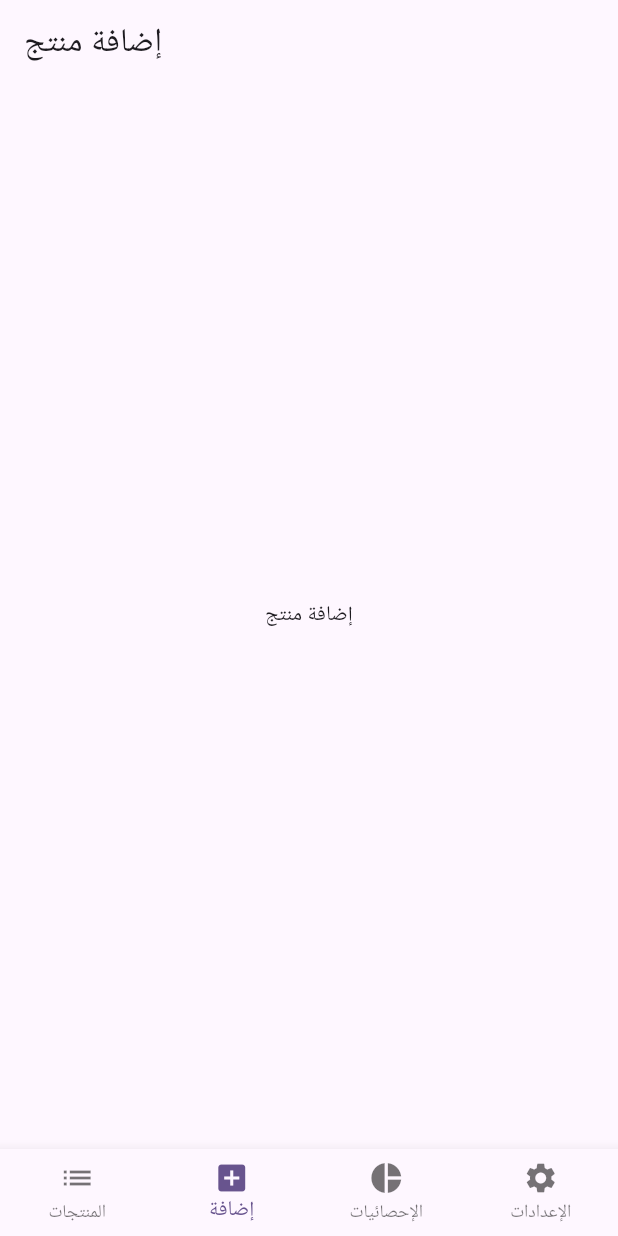
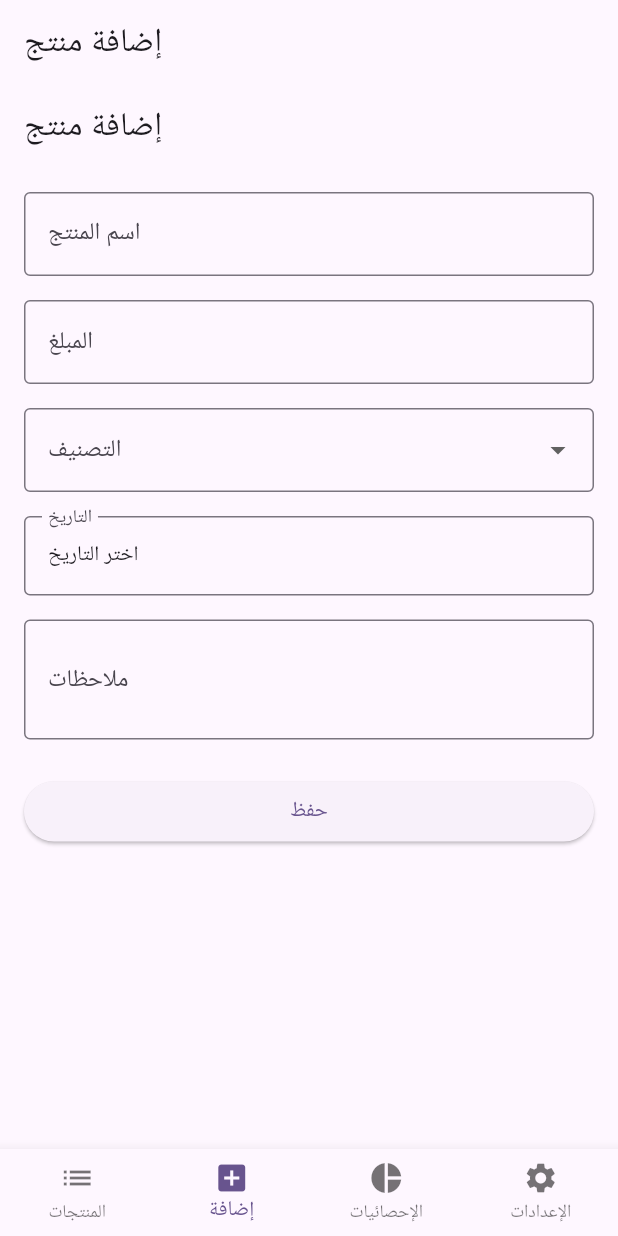
Before and after one commit to LakhalNasser/daily_expense_tracker, a Flutter app: the screen it shows after launch, item 2 of the bottom bar chosen, on a phone screen of 412 x 824 dp. Run offline on Flutter 3.47's test engine with Material 3 defaults, Android fonts, the phone set to English and light mode, and no system bars.

Commit message:
feat(add_product_screen): add product form fields (نشاء واجهة ضافة منتج مع الحقول المطلوبة)

```diff
--- /dev/null
+++ b/lib/screens/add_product_screen.dart
@@ -0,0 +1,134 @@
+import 'package:flutter/material.dart';
+
+class AddProductScreen extends StatefulWidget {
+  const AddProductScreen({Key? key}) : super(key: key);
+
+  @override
+  State<AddProductScreen> createState() => _AddProductScreenState();
+}
+
+class _AddProductScreenState extends State<AddProductScreen> {
+  final _formKey = GlobalKey<FormState>();
+  final TextEditingController _nameController = TextEditingController();
+  final TextEditingController _amountController = TextEditingController();
+  final TextEditingController _notesController = TextEditingController();
+  String? _selectedCategory;
+  DateTime? _selectedDate;
+
+  final List<String> _categories = [
+    'طعام',
+    'ملابس',
+    'إلكترونيات',
+    'ترفيه',
+    'أخرى',
+  ];
+
+  @override
+  void dispose() {
+    _nameController.dispose();
+    _amountController.dispose();
+    _notesController.dispose();
+    super.dispose();
+  }
+
+  Future<void> _pickDate() async {
+    final now = DateTime.now();
+    final picked = await showDatePicker(
+      context: context,
+      initialDate: _selectedDate ?? now,
+      firstDate: DateTime(now.year - 5),
+      lastDate: DateTime(now.year + 1),
+      locale: const Locale('ar'),
+    );
+    if (picked != null) {
+      setState(() {
+        _selectedDate = picked;
+      });
+    }
+  }
+
+  @override
+  Widget build(BuildContext context) {
+    return Scaffold(
+      appBar: AppBar(title: const Text('إضافة منتج')),
+      body: Padding(
+        padding: const EdgeInsets.all(16.0),
+        child: Form(
+          key: _formKey,
+          child: ListView(
+            children: [
+              TextFormField(
+                controller: _nameController,
+                decoration: const InputDecoration(
+                  labelText: 'اسم المنتج',
+                  border: OutlineInputBorder(),
+                ),
+                validator: (value) => value == null || value.isEmpty ? 'الرجاء إدخال اسم المنتج' : null,
+              ),
+              const SizedBox(height: 16),
+              TextFormField(
+                controller: _amountController,
+                keyboardType: TextInputType.number,
+                decoration: const InputDecoration(
+                  labelText: 'المبلغ',
+                  border: OutlineInputBorder(),
+                ),
+                validator: (value) => value == null || value.isEmpty ? 'الرجاء إدخال المبلغ' : null,
+              ),
+              const SizedBox(height: 16),
+              DropdownButtonFormField<String>(
+                value: _selectedCategory,
+                items: _categories.map((cat) => DropdownMenuItem(
+                  value: cat,
+                  child: Text(cat),
+                )).toList(),
+                decoration: const InputDecoration(
+                  labelText: 'التصنيف',
+                  border: OutlineInputBorder(),
+                ),
+                onChanged: (val) => setState(() => _selectedCategory = val),
+                validator: (value) => value == null ? 'اختر تصنيفًا' : null,
+              ),
+              const SizedBox(height: 16),
+              InkWell(
+                onTap: _pickDate,
+                child: InputDecorator(
+                  decoration: const InputDecoration(
+                    labelText: 'التاريخ',
+                    border: OutlineInputBorder(),
+                  ),
+                  child: Text(
+                    _selectedDate == null
+                        ? 'اختر التاريخ'
+                        : '${_selectedDate!.year}-${_selectedDate!.month.toString().padLeft(2, '0')}-${_selectedDate!.day.toString().padLeft(2, '0')}',
+                  ),
+                ),
+              ),
+              const SizedBox(height: 16),
+              TextFormField(
+                controller: _notesController,
+                decoration: const InputDecoration(
+                  labelText: 'ملاحظات',
+                  border: OutlineInputBorder(),
+                ),
+                maxLines: 2,
+              ),
+              const SizedBox(height: 24),
+              ElevatedButton(
+                onPressed: () {
+                  if (_formKey.currentState!.validate()) {
+                    // سيتم الحفظ لاحقًا
+                    ScaffoldMessenger.of(context).showSnackBar(
+                      const SnackBar(content: Text('تم التحقق من البيانات!')),
+                    );
+                  }
+                },
+                child: const Text('حفظ'),
+              ),
+            ],
+          ),
+        ),
+      ),
+    );
+  }
+}
--- a/lib/screens/main_screen.dart
+++ b/lib/screens/main_screen.dart
@@ -1,5 +1,6 @@
 import 'package:flutter/material.dart';
 import '../services/product_service.dart';
+import 'add_product_screen.dart';
 
 /// MainScreen: واجهة التنقل الرئيسية بين الشاشات
 class MainScreen extends StatefulWidget {
@@ -37,7 +38,7 @@ class _MainScreenState extends State<MainScreen> {
       case 0:
         return _productListScreen ??= Center(child: Text('قائمة المنتجات'));
       case 1:
-        return _addProductScreen ??= Center(child: Text('إضافة منتج'));
+        return _addProductScreen ??= const AddProductScreen();
       case 2:
         return _statisticsScreen ??= Center(child: Text('الإحصائيات'));
       case 3:
```
Also changed, not shown: 1 other file.
